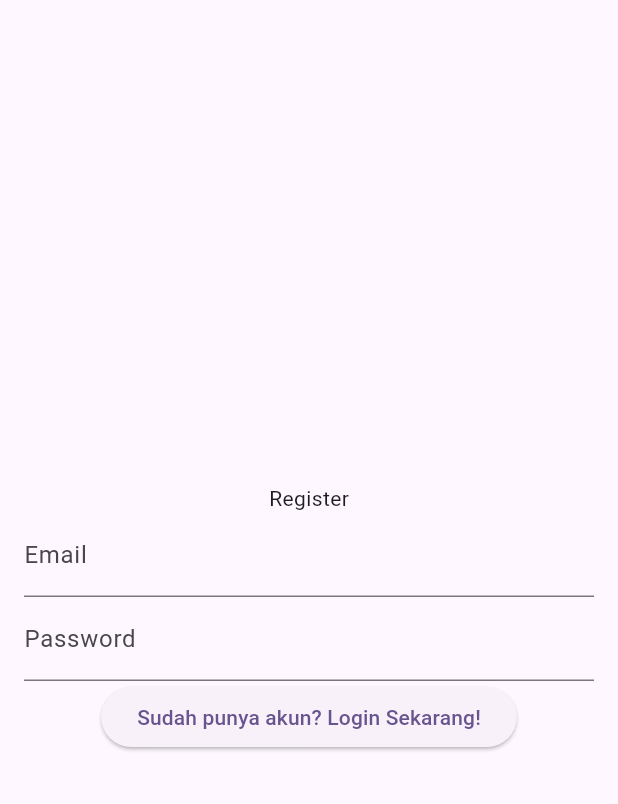
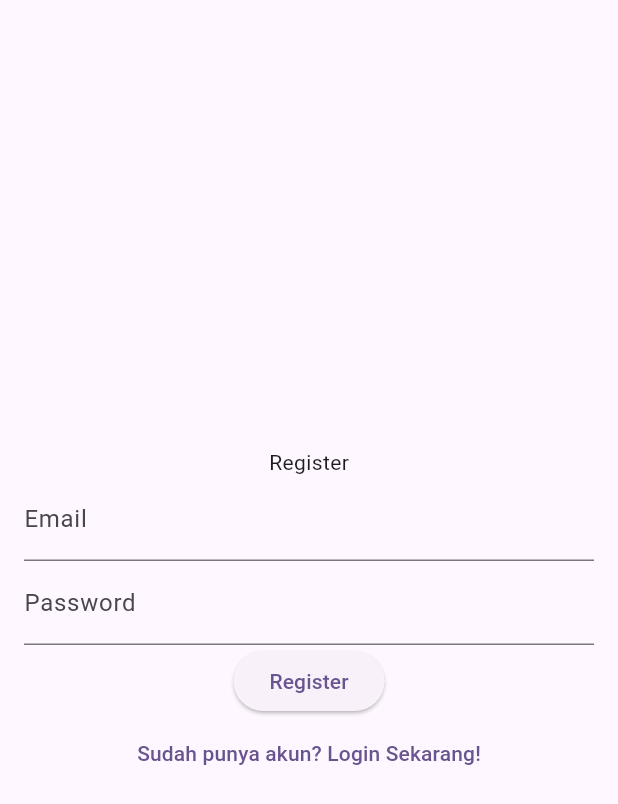
Before and after one commit to DaffaPutra7/20220140133_act4, a Flutter app: the RegisterPage screen opened directly, on a phone screen of 412 x 824 dp. Shown: the top 804 px of the screen. Run offline on Flutter 3.47's test engine with Material 3 defaults, Android fonts, the light colour scheme and no system bars.

Commit message:
Perbaikan code di file register

```diff
--- a/lib/registerpage.dart
+++ b/lib/registerpage.dart
@@ -47,7 +47,8 @@ class _RegisterPageState extends State<RegisterPage> {
                   return null;
                 },
               ),
-              ElevatedButton(
+              ElevatedButton(onPressed: () {}, child: Text('Register')),
+              TextButton(
                 onPressed: () {
                   Navigator.pushNamed(context, '/login');
                 },
```
